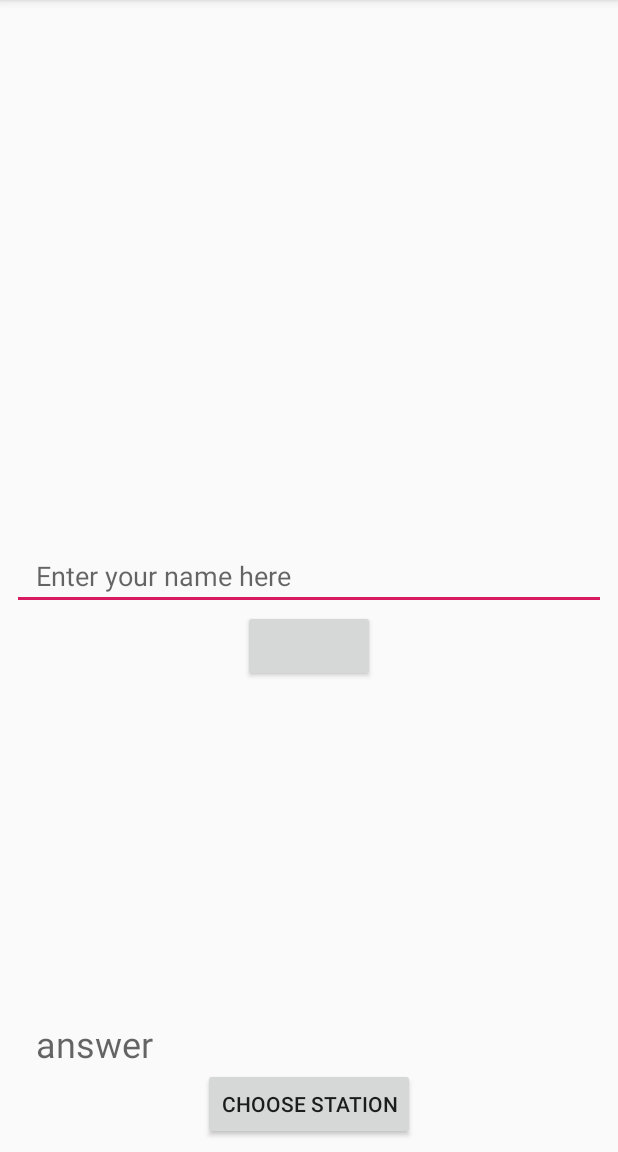
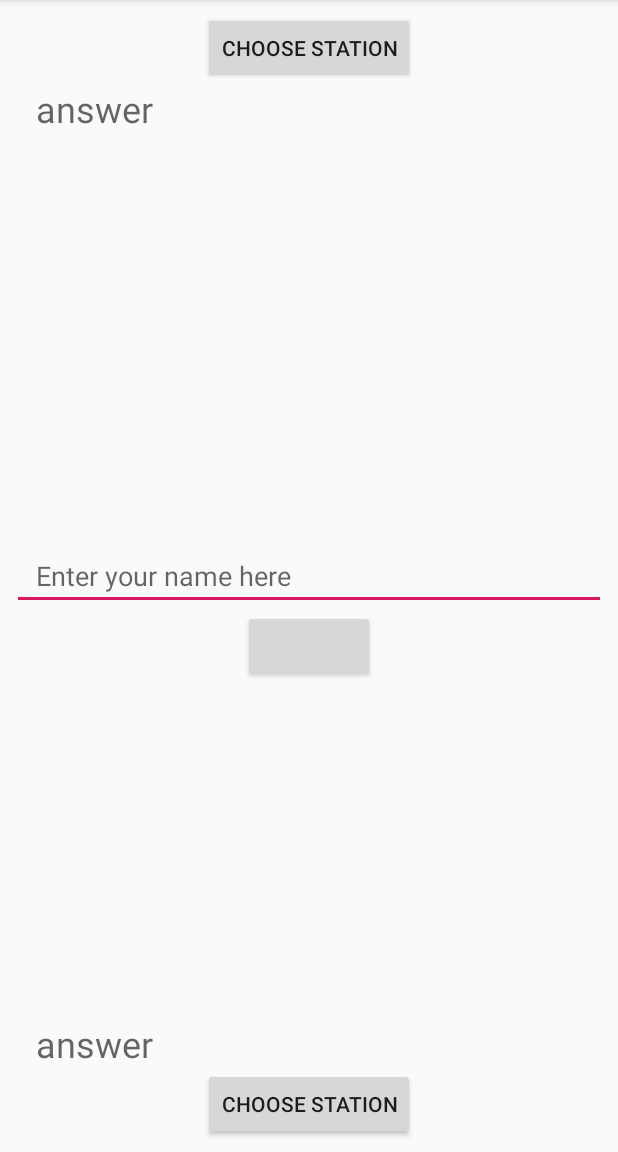
Before and after one commit to omelchenkoaleks/Specialist_1, an Android app: the screen it shows after launch (MainActivity), on a phone screen of 412 x 824 dp, the part 84-1236 px from its top. Run offline under Robolectric (Android 15) with nearby library versions, the phone set to English and light mode, and no system bars.

```diff
--- a/intent/src/main/AndroidManifest.xml
+++ b/intent/src/main/AndroidManifest.xml
@@ -18,6 +18,12 @@
                 <category android:name="android.intent.category.LAUNCHER" />
             </intent-filter>
         </activity>
+        <activity android:name=".ListMetroPickerActivity">
+            <intent-filter>
+                <action android:name="com.omelchenkoaleks.intent.intent.action.PICK_METRO_STATION" />
+                <category android:name="android.intent.category.DEFAULT" />
+            </intent-filter>
+        </activity>
     </application>
 
 </manifest>
--- a/intent/src/main/res/layout/activity_main.xml
+++ b/intent/src/main/res/layout/activity_main.xml
@@ -5,6 +5,26 @@
     android:layout_height="match_parent"
     android:padding="8dp"
     tools:context=".MainActivity">
+
+    <TextView
+        android:id="@+id/selected_station"
+        android:layout_width="match_parent"
+        android:layout_height="wrap_content"
+        android:layout_below="@+id/select_station"
+        android:hint="@string/answer"
+        android:paddingStart="16dp"
+        android:paddingEnd="16dp"
+        android:textSize="24sp" />
+
+    <Button
+        android:id="@+id/select_station"
+        android:layout_width="wrap_content"
+        android:layout_height="wrap_content"
+        android:layout_alignParentTop="true"
+        android:layout_centerHorizontal="true"
+        android:onClick="onChooseStationClick"
+        android:text="@string/choose_station_button" />
+
 
     <EditText
         android:id="@+id/userName"
```
Also changed, not shown: intent/src/main/java/com/omelchenkoaleks/intent/ListMetroPickerActivity.java (added, +39 -0 lines), intent/src/main/java/com/omelchenkoaleks/intent/MainActivity.java (+29 -5 lines).
